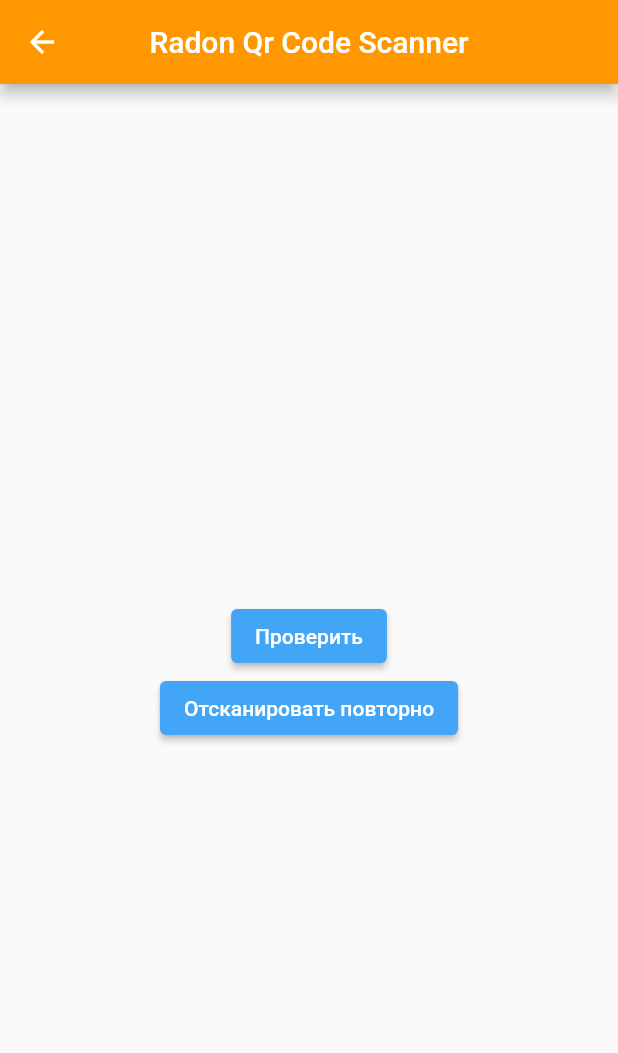
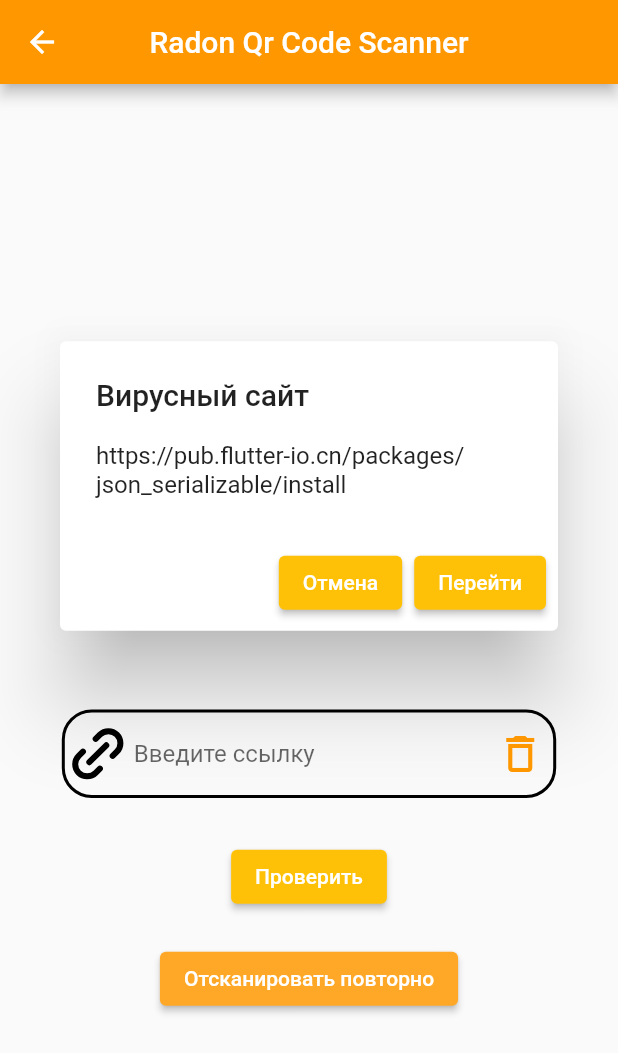
Before and after one commit to Frokker/Radon-Inc, a Flutter app: the screen it shows after launch, after a tap on an icon or button, on a phone screen of 412 x 824 dp. Shown: the top 1053 px of the screen. Run offline on Flutter 3.47's test engine with Material 2 defaults, Android fonts, the phone set to English and light mode, and no system bars; our stand-ins replace flutter_svg; missing offline and left inert: flutter_barcode_scanner.

Commit message:
release app

```diff
--- a/lib/qr_scan_screen.dart
+++ b/lib/qr_scan_screen.dart
@@ -1,6 +1,8 @@
 import 'package:flutter/material.dart';
 import 'package:flutter_barcode_scanner/flutter_barcode_scanner.dart';
 import 'package:safety_url/logic.dart';
+import 'package:safety_url/view/widgets/body.dart';
+import 'package:url_launcher/url_launcher.dart';
 
 class QrScanScreen extends StatefulWidget {
   const QrScanScreen({Key? key}) : super(key: key);
@@ -27,6 +29,44 @@ class _QrScanScreenState extends State<QrScanScreen> {
     scanQrCode();
   }
 
+  _launchURL(String data) async {
+    String url = data;
+    final uri = Uri.parse(url);
+    if (await canLaunchUrl(uri)) {
+      await launchUrl(uri);
+    } else {
+      throw 'Could not launch $url';
+    }
+  }
+
+  Widget _showDialog(String data) {
+    return AlertDialog(
+      title: const Text('Ссылка проверена'),
+      content: SingleChildScrollView(
+        child: ListBody(
+          children: const <Widget>[
+            Text('This is a demo alert dialog.'),
+            Text('Would you like to approve of this message?'),
+          ],
+        ),
+      ),
+      actions: <Widget>[
+        TextButton(
+          child: const Text('Отмена'),
+          onPressed: () {
+            Navigator.of(context).pop();
+          },
+        ),
+        TextButton(
+          child: const Text('Перейти'),
+          onPressed: () {
+            _launchURL(data);
+          },
+        )
+      ],
+    );
+  }
+
   @override
   Widget build(BuildContext context) {
     Size size = MediaQuery.of(context).size;
@@ -46,35 +86,42 @@ class _QrScanScreenState extends State<QrScanScreen> {
               //   visible: data != "",
               //   child: Text(data != "-1" ? data : "Qr Kode Bulunamad"),
               // ),
-              Row(
-                mainAxisAlignment: MainAxisAlignment.center,
-                children: [
-                  Text(data != '-1' ? data : 'Ничего не отсканировано'),
-
-                  // data[0] + data[1] + data[2] + data[3] == "http" ? ElevatedButton(onPressed: (){}, child: Text('Перейти')) : Text(''),
+              AlertDialog(
+                title: Text('Вирусный сайт'),
+                content: Text(
+                    'https://pub.flutter-io.cn/packages/json_serializable/install'),
+                actions: [
+                  ElevatedButton(onPressed: () {}, child: Text('Oтмена')),
+                  ElevatedButton(onPressed: () {}, child: Text('Перейти')),
                 ],
               ),
-
-              ElevatedButton(
-                onPressed: () {},
-                child: const Text("Проверить"),
-                style: ButtonStyle(
-                  foregroundColor: MaterialStateProperty.all(Colors.white),
-                  backgroundColor: MaterialStateProperty.all(Colors.blue[400]),
-                ),
+              Body(),
+              // ElevatedButton(
+              //   onPressed: () {},
+              //   child: const Text("Проверить"),
+              //   style: ButtonStyle(
+              //     foregroundColor: MaterialStateProperty.all(Colors.white),
+              //     backgroundColor: MaterialStateProperty.all(Colors.blue[400]),
+              //   ),
+              // ),
+              const SizedBox(
+                height: 20,
               ),
               ElevatedButton(
                 onPressed: () => scanQrCode(),
                 child: const Text("Отсканировать повторно"),
                 style: ButtonStyle(
                   foregroundColor: MaterialStateProperty.all(Colors.white),
-                  backgroundColor: MaterialStateProperty.all(Colors.blue[400]),
+                  backgroundColor:
+                      MaterialStateProperty.all(Colors.orange[400]),
                 ),
               ),
             ],
           ),
         ),
       ),
+      floatingActionButtonLocation:
+          FloatingActionButtonLocation.miniCenterFloat,
     );
   }
 }
--- a/lib/view/home_page.dart
+++ b/lib/view/home_page.dart
@@ -1,6 +1,7 @@
 import 'package:flutter/material.dart';
 import 'package:flutter_svg/flutter_svg.dart';
 import 'package:safety_url/view/widgets/body.dart';
+import 'package:safety_url/view/widgets/floating_button.dart';
 
 class HomePage extends StatefulWidget {
   const HomePage({Key? key}) : super(key: key);
@@ -16,8 +17,7 @@ class _HomePageState extends State<HomePage> {
 
     return SafeArea(
       child: Scaffold(
-        body: Body(),
-
+        body: Center(child: Body()),
         appBar: AppBar(
           leading: Image.asset(
             'assets/logo2.png',
@@ -26,6 +26,7 @@ class _HomePageState extends State<HomePage> {
           title: const Text('Radon Qr Code Scanner'),
           centerTitle: true,
         ),
+
         // bottomNavigationBar: BottomNavigationBar(
         //   backgroundColor: Colors.black,
         //   items: [
@@ -39,25 +40,9 @@ class _HomePageState extends State<HomePage> {
         //         backgroundColor: Colors.transparent),
         //   ],
         // ),
-        floatingActionButton: Container(
-          height: 100,
-          width: 100,
-          child: FloatingActionButton(
-            hoverColor: Colors.blue,
-            elevation: 4.0,
-            onPressed: () => Navigator.pushNamed(context, 'qrPage'),
-            child: Container(
-              height: 76,
-              width: 76,
-              child: SvgPicture.asset(
-                'assets/circus_qr_icon.svg',
-              ),
-            ),
-          ),
-        ),
+        floatingActionButton: const FloatingButton(),
         floatingActionButtonLocation:
             FloatingActionButtonLocation.miniCenterFloat,
-        // body: Body(),
       ),
     );
   }
--- a/lib/view/widgets/body.dart
+++ b/lib/view/widgets/body.dart
@@ -1,5 +1,10 @@
 import 'package:flutter/material.dart';
+import 'package:flutter_svg/flutter_svg.dart';
 import 'package:safety_url/model/urlInput.dart';
+
+class UrlInput {
+  set url(String url) {}
+}
 
 class Body extends StatefulWidget {
   const Body({super.key});
@@ -49,21 +54,25 @@ class _BodyState extends State<Body> {
                 padding: const EdgeInsets.all(8.0),
                 child: Container(
                   alignment: AlignmentDirectional.center,
-                height: 50,
+                  height: 100,
                   width: size.width * 0.8,
                   child: TextFormField(
                     controller: _nameController,
                     decoration: InputDecoration(
-                    labelText: 'Full Name *',
-                    hintText: 'What do people call you?',
-                    prefixIcon: const Icon(Icons.person),
+                      hintText: 'Введите ссылку',
+                      prefixIcon: SvgPicture.asset('assets/url_icon.svg'),
                       suffixIcon: GestureDetector(
                         onTap: () {
                           _nameController.clear();
                         },
+                        child: Container(
+                          height: 32,
+                          width: 32,
                           child: const Icon(
+                            size: 32,
                             Icons.delete_outline,
-                        color: Colors.red,
+                            color: Colors.orange,
+                          ),
                         ),
                       ),
                       enabledBorder: const OutlineInputBorder(
@@ -82,7 +91,7 @@ class _BodyState extends State<Body> {
               ),
               ElevatedButton(
                 onPressed: () {},
-              child: Text('Проверить'),
+                child: const Text('Проверить'),
               ),
             ],
           ),
@@ -90,3 +99,16 @@ class _BodyState extends State<Body> {
       );
     }
   }
+
+
+class CenterOutput extends StatelessWidget {
+  CenterOutput({super.key, required this.data});
+  String data;
+  @override
+  Widget build(BuildContext context) {
+    return AlertDialog(
+      title: data != '-1' ? Text(data) : Text('Ошибка'),
+      actions: [],
+    );
+  }
+}
--- /dev/null
+++ b/lib/view/widgets/floating_button.dart
@@ -0,0 +1,26 @@
+import 'package:flutter/material.dart';
+import 'package:flutter_svg/flutter_svg.dart';
+
+class FloatingButton extends StatelessWidget {
+  const FloatingButton({super.key});
+
+  @override
+  Widget build(BuildContext context) {
+    return Container(
+      height: 100,
+      width: 100,
+      child: FloatingActionButton(
+        hoverColor: Colors.blue,
+        elevation: 4.0,
+        onPressed: () => Navigator.pushNamed(context, 'qrPage'),
+        child: Container(
+          height: 76,
+          width: 76,
+          child: SvgPicture.asset(
+            'assets/circus_qr_icon.svg',
+          ),
+        ),
+      ),
+    );
+  }
+}
```
Also changed, not shown: lib/logic.dart (+57 -20 lines), lib/model/urlInput.dart (+60 -3 lines), pubspec.yaml (+11 -1 lines), assets/url_icon.svg (added), pubspec.lock, 33 other files. Lines whose indentation alone changed are shown as unchanged.
